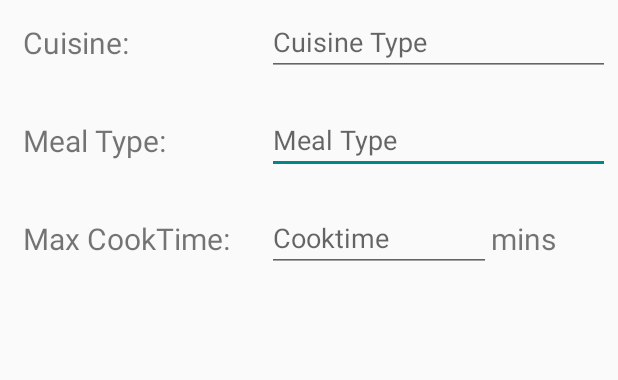
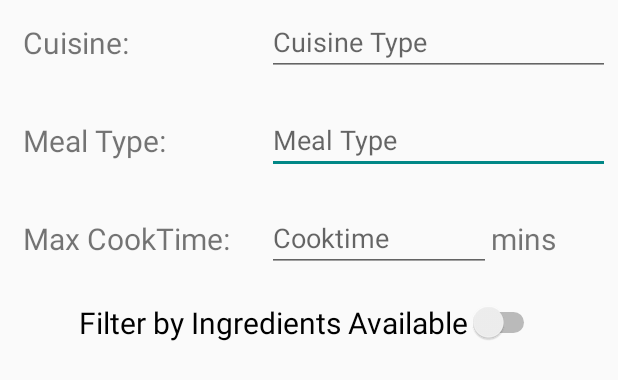
Before and after one commit to dyunus21/RecipeApp, an Android app: the layout filter_dialog.xml on its own in the app's theme, with its tools: preview values and no code run, on a phone screen of 412 x 824 dp. Shown: the top 380 px of the screen. Run offline under Robolectric (Android 15) with nearby library versions, the phone set to English and light mode, and no system bars.

Commit message:
User can toggle switch to filter recipe search by ingredients available

```diff
--- a/app/src/main/java/com/example/recipeapp/RecipeClient.java
+++ b/app/src/main/java/com/example/recipeapp/RecipeClient.java
@@ -8,22 +8,15 @@ import com.codepath.asynchttpclient.RequestHeaders;
 import com.codepath.asynchttpclient.RequestParams;
 import com.codepath.asynchttpclient.callback.JsonHttpResponseHandler;
 
-import java.io.BufferedInputStream;
 import java.io.File;
-import java.io.FileInputStream;
 import java.io.FileNotFoundException;
-import java.io.FileOutputStream;
 import java.io.IOException;
-import java.io.InputStream;
-import java.io.OutputStream;
 import java.net.MalformedURLException;
 import java.util.Map;
 import java.util.Objects;
 
 import okhttp3.MediaType;
-import okhttp3.MultipartBody;
 import okhttp3.RequestBody;
-import okio.ByteString;
 
 public class RecipeClient {
     public static final String BASE_URL = "https://spoonacular-recipe-food-nutrition-v1.p.rapidapi.com";
@@ -49,8 +42,6 @@ public class RecipeClient {
         params.put("sortDirection", "asc");
         params.put("fillIngredients", "true");
 
-        // TODO: If sort by ingredient is toggled, add this param
-//        params.put("includeIngredients", parameters.get("Ingredients"));
         if (parameters.size() > 1) {
             if (!Objects.equals(parameters.get("Cuisine"), ""))
                 params.put("cuisine", parameters.get("Cuisine"));
@@ -58,6 +49,8 @@ public class RecipeClient {
                 params.put("type", parameters.get("MealType"));
             if (!Objects.equals(parameters.get("Cooktime"), ""))
                 params.put("maxReadyTime", parameters.get("Cooktime"));
+            if (Objects.equals(parameters.get("Cooktime"), "true"))
+                params.put("includeIngredients", parameters.get("Ingredients"));
         }
 
         client.get(BASE_URL + "/recipes/complexSearch", headers, params, handler);
@@ -84,7 +77,7 @@ public class RecipeClient {
     public void getRecipesByImage(File photoFile, JsonHttpResponseHandler handler) throws MalformedURLException, FileNotFoundException {
         final AsyncHttpClient client = new AsyncHttpClient();
         final RequestParams params = new RequestParams();
-        RequestBody body = RequestBody.create(MediaType.parse("image"),photoFile);
-        client.post(BASE_URL + "/food/images/analyze", headers, params,body,handler);
+        RequestBody body = RequestBody.create(MediaType.parse("image"), photoFile);
+        client.post(BASE_URL + "/food/images/analyze", headers, params, body, handler);
     }
 }
--- a/app/src/main/java/com/example/recipeapp/fragments/RecipeSearchFragment.java
+++ b/app/src/main/java/com/example/recipeapp/fragments/RecipeSearchFragment.java
@@ -16,6 +16,7 @@ import android.widget.ArrayAdapter;
 import android.widget.AutoCompleteTextView;
 import android.widget.EditText;
 import android.widget.SearchView;
+import android.widget.Switch;
 import android.widget.Toast;
 
 import androidx.annotation.NonNull;
@@ -154,6 +155,9 @@ public class RecipeSearchFragment extends Fragment {
         actvMealType.setAdapter(mealAdapter);
 
         final EditText etCooktime = view.findViewById(R.id.etCooktime);
+
+        final Switch switchIngredients = view.findViewById(R.id.switchIngredients);
+
         alertDialog.setTitle("Choose your preferences");
 
         alertDialog.setPositiveButton("Set Filter", new DialogInterface.OnClickListener() {
@@ -162,6 +166,7 @@ public class RecipeSearchFragment extends Fragment {
                 params.put("Cooktime", etCooktime.getText().toString());
                 params.put("Cuisine", actvCuisine.getText().toString());
                 params.put("MealType", actvMealType.getText().toString());
+                params.put("switchIngredients", String.valueOf(switchIngredients.isChecked()));
 
                 Log.i(TAG, "Max Cooktime: " + etCooktime.getText().toString());
                 Log.i(TAG, "Cuisine text: " + actvCuisine.getText());
--- a/app/src/main/res/layout/filter_dialog.xml
+++ b/app/src/main/res/layout/filter_dialog.xml
@@ -85,4 +85,15 @@
         app:layout_constraintBottom_toBottomOf="@+id/etCooktime"
         app:layout_constraintStart_toEndOf="@+id/etCooktime"
         app:layout_constraintTop_toTopOf="@+id/etCooktime" />
+
+    <Switch
+        android:id="@+id/switchIngredients"
+        android:layout_width="wrap_content"
+        android:layout_height="wrap_content"
+        android:layout_marginTop="20dp"
+        android:text="Filter by Ingredients Available"
+        android:textSize="20sp"
+        app:layout_constraintEnd_toEndOf="parent"
+        app:layout_constraintStart_toStartOf="parent"
+        app:layout_constraintTop_toBottomOf="@+id/etCooktime" />
 </androidx.constraintlayout.widget.ConstraintLayout>
```
